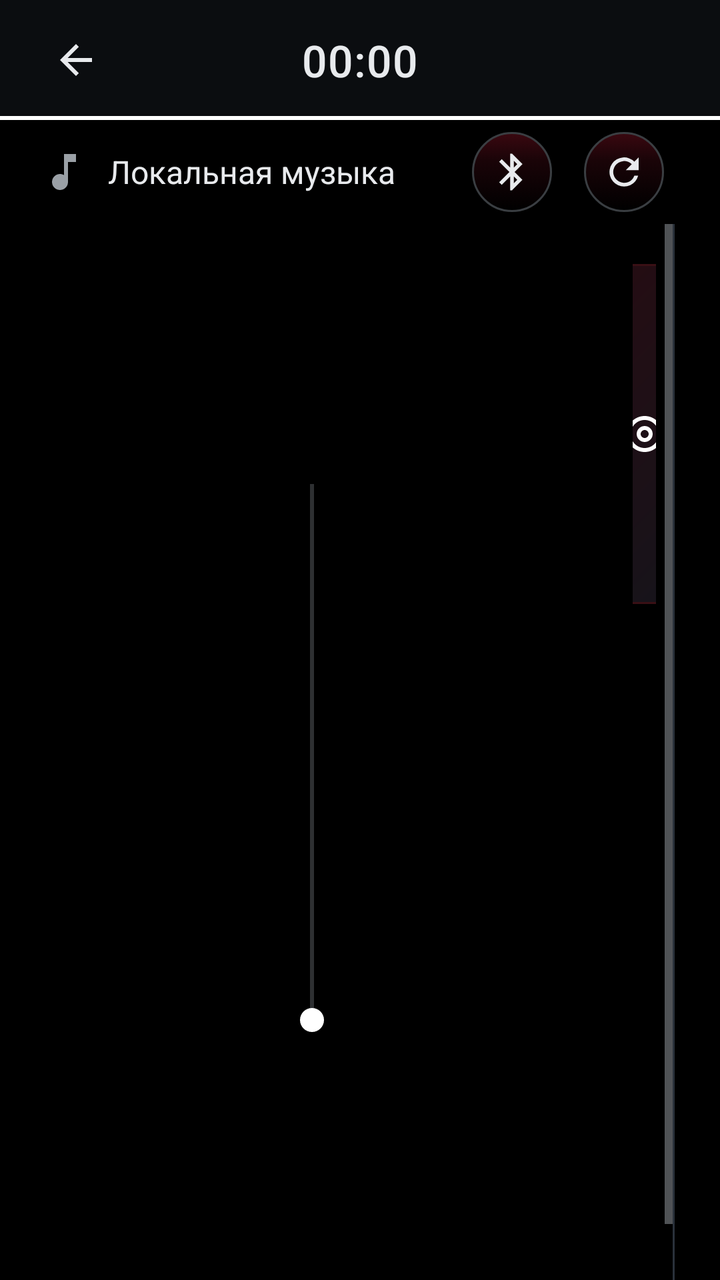
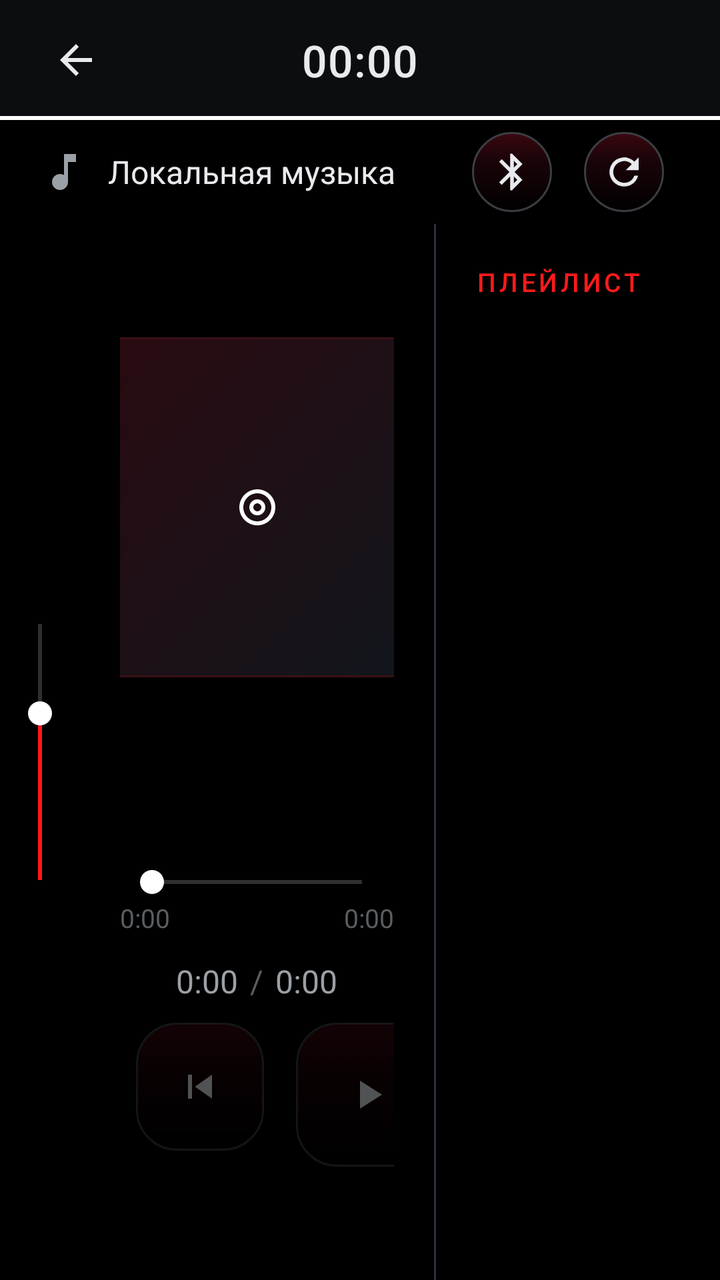

Screens rendered from an Android XML layout before and after an edit, with the pre-edit source and the edit as a unified diff.
<!-- AndroidManifest.xml: application theme Theme.VWShell -->
<!-- res/layout/fragment_media.xml -->
<?xml version="1.0" encoding="utf-8"?>
<LinearLayout xmlns:android="http://schemas.android.com/apk/res/android"
    android:layout_width="match_parent" android:layout_height="match_parent"
    android:orientation="vertical" android:background="@drawable/bg_screen_gradient">
    <include layout="@layout/layout_section_header"/>

    
    <LinearLayout android:id="@+id/sourceBar"
        android:layout_width="match_parent" android:layout_height="wrap_content"
        android:orientation="horizontal" android:gravity="center_vertical"
        android:paddingStart="@dimen/screen_padding" android:paddingEnd="@dimen/screen_padding"
        android:paddingTop="6dp" android:paddingBottom="6dp">

        <ImageView android:id="@+id/sourceIcon" android:layout_width="@dimen/icon_sm"
            android:layout_height="@dimen/icon_sm" android:src="@drawable/ic_media"
            android:contentDescription="@string/media_source" android:tint="@color/vw_text_secondary"/>

        <TextView android:id="@+id/sourceLabel" android:layout_width="0dp" android:layout_height="wrap_content"
            android:layout_weight="1" android:layout_marginStart="10dp"
            android:singleLine="true" android:ellipsize="end"
            android:textColor="@color/vw_text_primary" android:textSize="@dimen/body_text"
            android:text="@string/media_local_title"/>

        <ImageButton android:id="@+id/btnSwitchSource" style="@style/VW.ControlButton.small"
            android:src="@drawable/ic_bluetooth" android:contentDescription="@string/media_switch_source"/>

        
        <ImageButton android:id="@+id/btnRescanIcon" style="@style/VW.ControlButton.small"
            android:layout_marginStart="8dp"
            android:src="@drawable/ic_refresh_small" android:contentDescription="@string/media_rescan"/>
    </LinearLayout>

    <LinearLayout android:layout_width="match_parent" android:layout_height="0dp" android:layout_weight="1"
        android:orientation="horizontal" android:baselineAligned="false">

        
        <FrameLayout android:id="@+id/volumeColumn"
            android:layout_width="wrap_content" android:layout_height="match_parent"
            android:paddingStart="6dp" android:paddingEnd="2dp">
            <SeekBar
                android:id="@+id/volumeSeekVertical"
                android:layout_width="300dp"
                android:layout_height="40dp"
                android:layout_gravity="center"
                android:max="100"
                android:progressTint="@color/vw_accent"
                android:thumbTint="#FFFFFF"
                android:rotation="270"
                android:contentDescription="@string/media_volume"/>
        </FrameLayout>

        
        <ScrollView android:id="@+id/nowPlayingPanel"
            android:layout_width="0dp" android:layout_height="match_parent" android:layout_weight="5"
            android:fillViewport="true">
            <LinearLayout android:layout_width="match_parent" android:layout_height="wrap_content"
                android:orientation="vertical" android:gravity="center" android:padding="@dimen/screen_padding">

                <ImageView android:id="@+id/npArt"
                    android:layout_width="170dp" android:layout_height="170dp"
                    android:scaleType="centerInside"
                    android:background="@drawable/bg_album_art"
                    android:src="@drawable/ic_album"
                    android:contentDescription="@string/media_local_title"/>

                <TextView android:id="@+id/npTrack" android:layout_width="match_parent" android:layout_height="wrap_content"
                    android:layout_marginTop="16dp" android:gravity="center" android:singleLine="true" android:ellipsize="end"
                    android:textColor="@color/vw_text_primary" android:textSize="24sp"/>
                <TextView android:id="@+id/npArtist" android:layout_width="match_parent" android:layout_height="wrap_content"
                    android:layout_marginTop="4dp" android:gravity="center" android:singleLine="true" android:ellipsize="end"
                    android:textColor="@color/vw_text_secondary" android:textSize="@dimen/title_text"/>

                
                <SeekBar android:id="@+id/npSeek" android:layout_width="match_parent" android:layout_height="wrap_content"
                    android:layout_marginTop="14dp" android:progressTint="@color/vw_accent"
                    android:thumbTint="#FFFFFF" android:enabled="false"/>
                <LinearLayout android:layout_width="match_parent" android:layout_height="wrap_content"
                    android:orientation="horizontal">
                    <TextView android:id="@+id/npPos" android:layout_width="0dp" android:layout_height="wrap_content"
                        android:layout_weight="1" android:textColor="@color/vw_text_disabled" android:textSize="@dimen/small_text" android:text="0:00"/>
                    <TextView android:id="@+id/npDur" android:layout_width="wrap_content" android:layout_height="wrap_content"
                        android:textColor="@color/vw_text_disabled" android:textSize="@dimen/small_text" android:text="0:00"/>
                </LinearLayout>

                
                <LinearLayout android:layout_width="match_parent" android:layout_height="wrap_content"
                    android:orientation="horizontal" android:gravity="center" android:layout_marginTop="12dp">
                    <TextView android:id="@+id/npPosCenter" android:layout_width="wrap_content" android:layout_height="wrap_content"
                        android:textColor="@color/vw_text_secondary" android:textSize="@dimen/body_text" android:text="0:00"/>
                    <TextView android:layout_width="wrap_content" android:layout_height="wrap_content"
                        android:layout_marginStart="6dp" android:layout_marginEnd="6dp"
                        android:textColor="@color/vw_text_disabled" android:textSize="@dimen/body_text" android:text="/"/>
                    <TextView android:id="@+id/npDurCenter" android:layout_width="wrap_content" android:layout_height="wrap_content"
                        android:textColor="@color/vw_text_secondary" android:textSize="@dimen/body_text" android:text="0:00"/>
                </LinearLayout>

                <LinearLayout android:layout_width="wrap_content" android:layout_height="wrap_content"
                    android:orientation="horizontal" android:layout_gravity="center_horizontal" android:layout_marginTop="10dp">
                    <ImageButton android:id="@+id/btnPrev" style="@style/VW.ControlButton"
                        android:src="@drawable/ic_prev" android:contentDescription="@string/media_prev" android:alpha="0.35"/>
                    <ImageButton android:id="@+id/btnPlay" style="@style/VW.ControlButton.play"
                        android:src="@drawable/ic_play" android:contentDescription="@string/media_play" android:alpha="0.35"/>
                    <ImageButton android:id="@+id/btnNext" style="@style/VW.ControlButton"
                        android:src="@drawable/ic_next" android:contentDescription="@string/media_next" android:alpha="0.35"/>
                </LinearLayout>

                
                <View android:id="@+id/playerStatus" android:layout_width="0dp" android:layout_height="0dp" android:visibility="gone"/>
                <SeekBar android:id="@+id/volumeSeek" android:layout_width="0dp" android:layout_height="0dp" android:visibility="gone"/>

                
            </LinearLayout>
        </ScrollView>

        <View android:layout_width="1dp" android:layout_height="match_parent" android:background="@color/vw_divider"/>

        
        <LinearLayout android:layout_width="0dp" android:layout_height="match_parent" android:layout_weight="4"
            android:orientation="vertical" android:padding="@dimen/screen_padding">

            <TextView android:layout_width="wrap_content" android:layout_height="wrap_content"
                android:fontFamily="sans-serif-medium" android:letterSpacing="0.12" android:textAllCaps="true"
                android:textColor="#FF1A1A" android:textSize="@dimen/small_text"
                android:text="@string/media_playlist"/>

            <FrameLayout android:layout_width="match_parent" android:layout_height="0dp" android:layout_weight="1"
                android:layout_marginTop="8dp">
                <androidx.recyclerview.widget.RecyclerView android:id="@+id/trackList"
                    android:layout_width="match_parent" android:layout_height="match_parent"
                    android:fadeScrollbars="false"/>
                <TextView android:id="@+id/playlistEmpty" android:layout_width="match_parent" android:layout_height="wrap_content"
                    android:layout_gravity="center" android:gravity="center" android:padding="16dp"
                    android:textColor="@color/vw_text_secondary" android:textSize="@dimen/body_text"
                    android:text="@string/media_local_empty" android:visibility="gone"/>
            </FrameLayout>
        </LinearLayout>
    </LinearLayout>
</LinearLayout>
<!-- res/layout/layout_section_header.xml (included above) -->
<?xml version="1.0" encoding="utf-8"?>
<androidx.constraintlayout.widget.ConstraintLayout xmlns:android="http://schemas.android.com/apk/res/android"
    xmlns:app="http://schemas.android.com/apk/res-auto"
    android:layout_width="match_parent"
    android:layout_height="60dp"
    android:background="#0b0d10">

    <ImageButton
        android:id="@+id/btnBack"
        android:layout_width="44dp"
        android:layout_height="44dp"
        android:layout_marginStart="16dp"
        android:background="@drawable/btn_back_round_bg"
        android:src="@drawable/ic_arrow_back"
        android:contentDescription="@string/back"
        app:layout_constraintBottom_toBottomOf="parent"
        app:layout_constraintStart_toStartOf="parent"
        app:layout_constraintTop_toTopOf="parent"
        app:tint="@color/vw_text_primary" />

    <TextView
        android:id="@+id/headerClock"
        android:layout_width="wrap_content"
        android:layout_height="wrap_content"
        android:fontFamily="sans-serif-medium"
        android:letterSpacing="0.02"
        android:text="00:00"
        android:textColor="@color/vw_text_primary"
        android:textSize="22sp"
        app:layout_constraintBottom_toBottomOf="parent"
        app:layout_constraintEnd_toEndOf="parent"
        app:layout_constraintStart_toStartOf="parent"
        app:layout_constraintTop_toTopOf="parent" />

    <TextView
        android:id="@+id/sectionTitle"
        android:layout_width="0dp"
        android:layout_height="wrap_content"
        android:layout_marginStart="8dp"
        android:layout_marginEnd="8dp"
        android:alpha="0.55"
        android:ellipsize="end"
        android:singleLine="true"
        android:textColor="@color/vw_text_secondary"
        android:textSize="13sp"
        app:layout_constraintBottom_toBottomOf="parent"
        app:layout_constraintEnd_toStartOf="@id/headerDate"
        app:layout_constraintStart_toEndOf="@id/headerClock"
        app:layout_constraintTop_toTopOf="parent" />

    <TextView
        android:id="@+id/headerDate"
        android:layout_width="wrap_content"
        android:layout_height="wrap_content"
        android:layout_marginEnd="16dp"
        android:textColor="@color/vw_text_secondary"
        android:textSize="13sp"
        app:layout_constraintBottom_toBottomOf="parent"
        app:layout_constraintEnd_toEndOf="parent"
        app:layout_constraintTop_toTopOf="parent" />

    <View
        android:layout_width="0dp"
        android:layout_height="2dp"
        android:background="#FFFFFF"
        android:elevation="4dp"
        app:layout_constraintBottom_toBottomOf="parent"
        app:layout_constraintEnd_toEndOf="parent"
        app:layout_constraintStart_toStartOf="parent" />
</androidx.constraintlayout.widget.ConstraintLayout>
<!-- resources referenced by this layout -->
<resources>
  <color name="vw_accent">#FF1A1A</color>
  <color name="vw_divider">#2a313b</color>
  <color name="vw_text_disabled">#FF5A5F63</color>
  <color name="vw_text_primary">#e8eaed</color>
  <color name="vw_text_secondary">#9aa0a6</color>
  <dimen name="body_text">16sp</dimen>
  <dimen name="icon_sm">24dp</dimen>
  <dimen name="screen_padding">20dp</dimen>
  <dimen name="small_text">13sp</dimen>
  <dimen name="title_text">20sp</dimen>
  <!-- drawable bg_screen_gradient (drawable) -->
  <?xml version="1.0" encoding="utf-8"?>
  <shape xmlns:android="http://schemas.android.com/apk/res/android" android:shape="rectangle">
      <solid android:color="#FF000000" />
  </shape>
  <!-- drawable ic_arrow_back (drawable) -->
  <vector xmlns:android="http://schemas.android.com/apk/res/android"
      android:width="24dp" android:height="24dp" android:viewportWidth="24" android:viewportHeight="24">
      <path android:pathData="M20,11 L7.83,11 L13.42,5.41 L12,4 L4,12 L12,20 L13.41,18.59 L7.83,13 L20,13 Z"
          android:fillColor="#FFFFFFFF"/>
  </vector>
  <!-- drawable ic_next (drawable) -->
  <?xml version="1.0" encoding="utf-8"?>
  <vector xmlns:android="http://schemas.android.com/apk/res/android"
      android:width="24dp" android:height="24dp"
      android:viewportWidth="24" android:viewportHeight="24"
      android:tint="@color/vw_icon_tint">
      <path android:fillColor="#FFFFFFFF" android:pathData="M16,6h2v12h-2zM6,18l8.5,-6L6,6z"/>
  </vector>
  <!-- drawable ic_play (drawable) -->
  <?xml version="1.0" encoding="utf-8"?>
  <vector xmlns:android="http://schemas.android.com/apk/res/android"
      android:width="24dp" android:height="24dp"
      android:viewportWidth="24" android:viewportHeight="24"
      android:tint="@color/vw_icon_tint">
      <path android:fillColor="#FFFFFFFF" android:pathData="M8,5v14l11,-7z"/>
  </vector>
  <!-- drawable ic_prev (drawable) -->
  <?xml version="1.0" encoding="utf-8"?>
  <vector xmlns:android="http://schemas.android.com/apk/res/android"
      android:width="24dp" android:height="24dp"
      android:viewportWidth="24" android:viewportHeight="24"
      android:tint="@color/vw_icon_tint">
      <path android:fillColor="#FFFFFFFF" android:pathData="M6,6h2v12H6zM9.5,12l8.5,6V6z"/>
  </vector>
  <string name="back">Назад</string>
  <string name="media_local_empty">Медиатека пуста. Скопируйте аудиофайлы в внутреннее хранилище магнитолы и нажмите «Обновить список».</string>
  <string name="media_local_title">Локальная музыка</string>
  <string name="media_next">Следующий трек</string>
  <string name="media_play">Воспроизведение</string>
  <string name="media_playlist">Плейлист</string>
  <string name="media_prev">Предыдущий трек</string>
  <string name="media_rescan">Обновить список</string>
  <string name="media_source">Источник</string>
  <string name="media_switch_source">Источник</string>
  <string name="media_volume">Громкость</string>
  <style name="VW.ControlButton.play">
          <item name="android:layout_width">@dimen/dial_button</item>
          <item name="android:layout_height">@dimen/dial_button</item>
      </style>
  <style name="VW.ControlButton.small">
          <item name="android:layout_width">40dp</item>
          <item name="android:layout_height">40dp</item>
          <item name="android:padding">9dp</item>
      </style>
  <color name="art_grad_start">#FF2A0A10</color>
  <color name="art_grad_end">#FF11161D</color>
  <color name="art_border">#FF3A1015</color>
  <color name="vw_icon_tint">#e8eaed</color>
  <dimen name="control_button">64dp</dimen>
  <dimen name="dial_button">72dp</dimen>
  <color name="vw_background">#000000</color>
  <color name="vw_tile_bg">#FF101214</color>
  <color name="tile_grad_top">#3A0810</color>
  <color name="tile_grad_mid">#1A0408</color>
  <color name="tile_grad_bottom">#000000</color>
  <color name="vw_stroke">#FF3A3E42</color>
  <dimen name="tile_radius">3dp</dimen>
  <dimen name="tile_stroke">1dp</dimen>
  <color name="vw_tile_bg_pressed">#FF1B1E21</color>
  <dimen name="button_height">56dp</dimen>
  <!-- unchanged entries left out for length: 11 -->
</resources>

<!-- the commit's change to res/layout/fragment_media.xml (unified diff, before → after) -->
@@ -34,19 +34,24 @@
         android:orientation="horizontal" android:baselineAligned="false">
 
         
-        <FrameLayout android:id="@+id/volumeColumn"
-            android:layout_width="wrap_content" android:layout_height="match_parent"
-            android:paddingStart="6dp" android:paddingEnd="2dp">
+        <FrameLayout
+            android:id="@+id/volumeColumn"
+            android:layout_width="40dp"
+            android:layout_height="match_parent"
+            android:clipChildren="true"
+            android:padding="8dp">
+
             <SeekBar
                 android:id="@+id/volumeSeekVertical"
-                android:layout_width="300dp"
+                android:layout_width="160dp"
                 android:layout_height="40dp"
                 android:layout_gravity="center"
                 android:max="100"
-                android:progressTint="@color/vw_accent"
+                android:progress="65"
+                android:progressTint="#FF1A1A"
                 android:thumbTint="#FFFFFF"
                 android:rotation="270"
-                android:contentDescription="@string/media_volume"/>
+                android:splitTrack="false" />
         </FrameLayout>
 
         
<!-- resource entries referenced after the edit -->
@@ -55,7 +55,6 @@
   <string name="media_rescan">Обновить список</string>
   <string name="media_source">Источник</string>
   <string name="media_switch_source">Источник</string>
-  <string name="media_volume">Громкость</string>
   <style name="VW.ControlButton.play">
           <item name="android:layout_width">@dimen/dial_button</item>
           <item name="android:layout_height">@dimen/dial_button</item>
